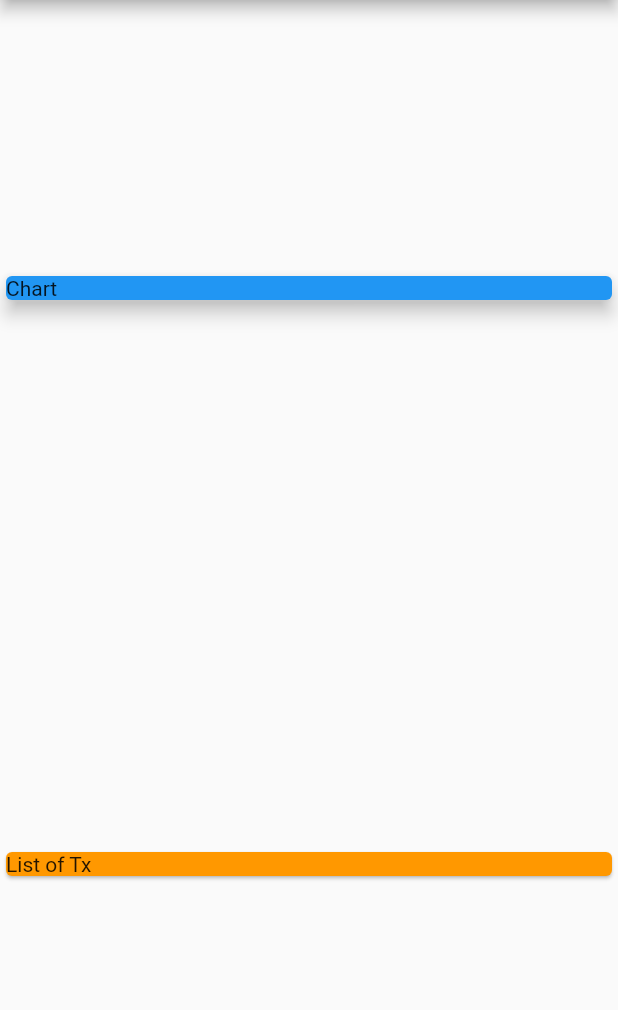
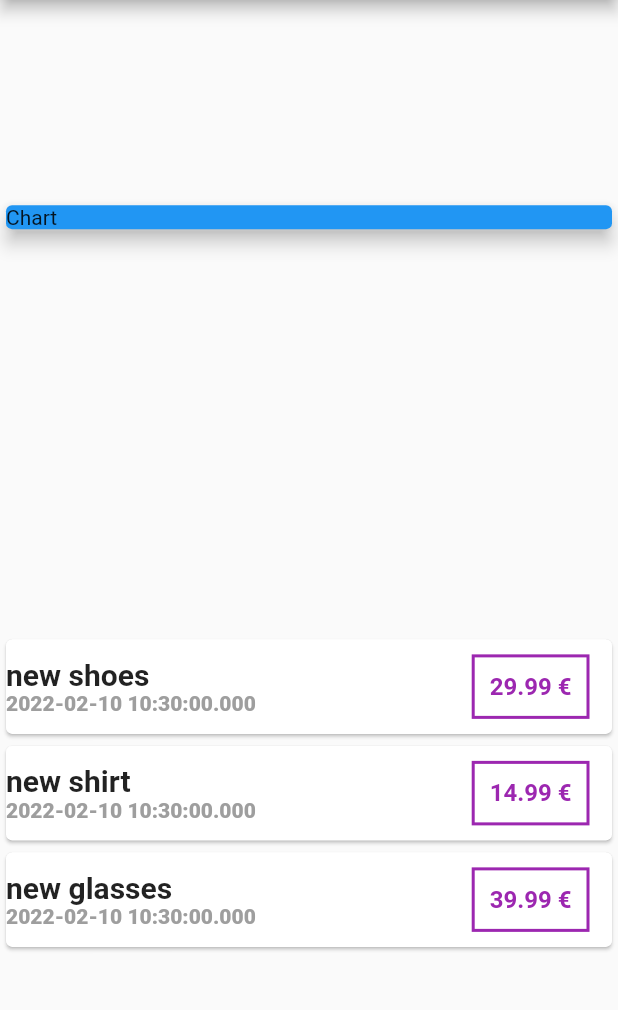
Before and after one commit to tommybarral/Personal-Expense, a Flutter app: the screen it shows after launch, on a phone screen of 412 x 824 dp, the part 84-1094 px from its top. Run offline on Flutter 3.47's test engine with Material 2 defaults, Android fonts, the phone set to English and light mode, and no system bars.

Commit message:
designing list of transactions

```diff
--- a/lib/model/transaction.dart
+++ b/lib/model/transaction.dart
@@ -1,4 +1,4 @@
-import 'package:flutter/cupertino.dart';
+import 'package:flutter/foundation.dart';
 
 class Transaction {
   final String id;
--- a/lib/screens/MyHomePage.dart
+++ b/lib/screens/MyHomePage.dart
@@ -4,7 +4,13 @@ import '../model/transaction.dart';
 
 class MyHomePage extends StatelessWidget {
 
-  final List<Transaction> transactions = [];
+  final List<Transaction> transactions = [
+    //DUMMY transactions for example.
+    //exemple de transactions.
+    Transaction(id: 't1', title: 'new shoes', amount: 29.99, date: DateTime.now()),
+    Transaction(id: 't2', title: 'new shirt', amount: 14.99, date: DateTime.now()),
+    Transaction(id: 't3', title: 'new glasses', amount: 39.99, date: DateTime.now()),
+  ];
 
   @override
   Widget build(BuildContext context) {
@@ -22,17 +28,38 @@ class MyHomePage extends StatelessWidget {
             Fr :
             double.infinity permet de prendre toute les largeur possible.
             ce qui n'est pas nécessaire ici puisque nous avons CrossAxisAlignment.strech
+
             width: double.infinity,
-             */
+            */
             child: Card(
             color: Colors.blue,
               elevation: 5,
               child: Text('Chart'),
             ),
           ),
-          Card(
-            color: Colors.orange,
-            child: Text('List of Tx'),
+          Column(
+            children: transactions.map((tx) {
+              return Card(
+                child: Row(
+                  mainAxisAlignment: MainAxisAlignment.spaceBetween,
+                  children: [
+                    Column(
+                      crossAxisAlignment: CrossAxisAlignment.start,
+                      children: [
+                        Text(tx.title, style: TextStyle( fontSize: 20, fontWeight: FontWeight.bold),),
+                        Text(tx.date.toString(), style: TextStyle(fontSize: 14, fontWeight: FontWeight.w900, color: Colors.grey),),
+                      ],
+                    ),
+                    Container(
+                      margin: EdgeInsets.symmetric(vertical: 10, horizontal: 15),
+                      padding: EdgeInsets.all(10),
+                      decoration: BoxDecoration(border: Border.all(color: Colors.purple, width: 2),),
+                      child: Text(tx.amount.toString() + ' €', style: TextStyle(fontSize: 16, fontWeight: FontWeight.bold, color: Colors.purple),),
+                    ),
+                  ],
+                ),
+              );
+            }).toList(),
           ),
         ],
       ),
```
